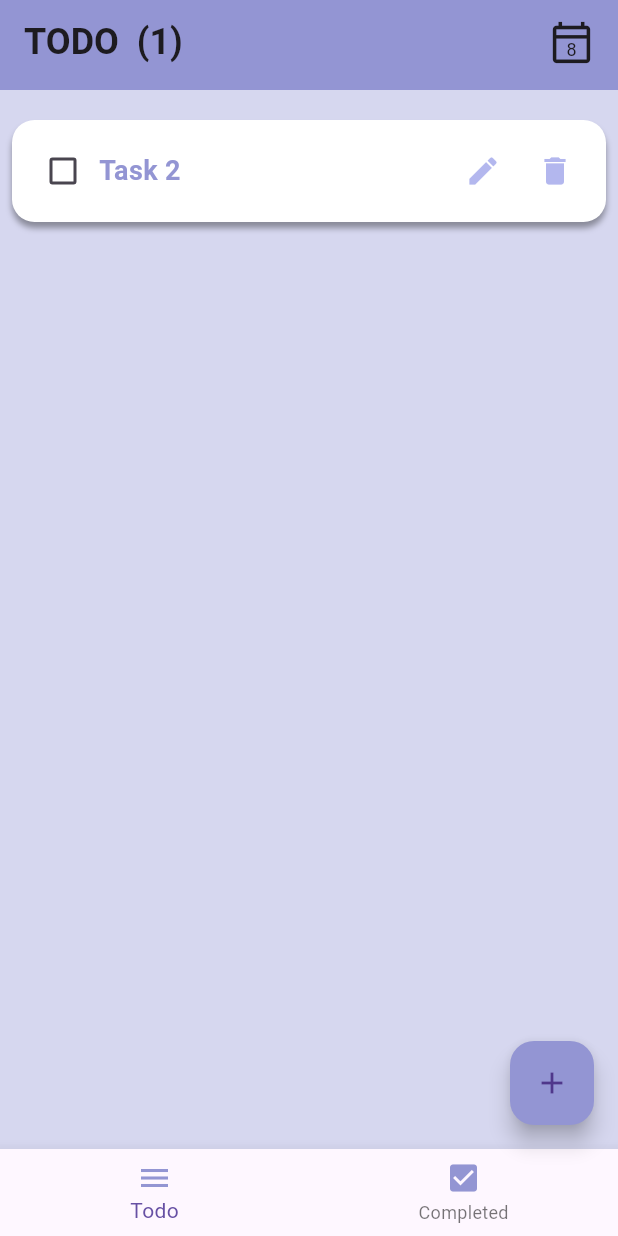
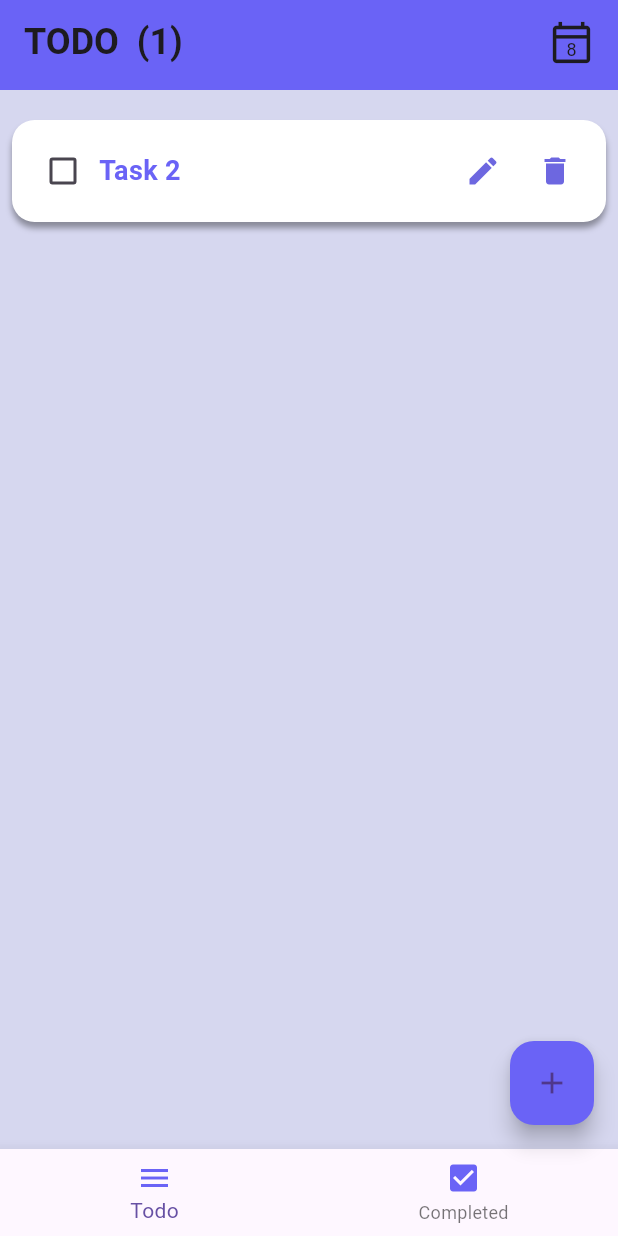
Before and after one commit to ssuvam-dev/flutter-todo, a Flutter app: the MyBottomNavBar screen opened directly, on a phone screen of 412 x 824 dp. Run offline on Flutter 3.47's test engine with Material 3 defaults, Android fonts, the phone set to English and light mode, and no system bars; our stand-ins replace smooth_page_indicator.

Commit message:
Modified themecolor

```diff
--- a/lib/utils/colors.dart
+++ b/lib/utils/colors.dart
@@ -1,4 +1,4 @@
 import 'package:flutter/material.dart';
-const Color themeColor = Color.fromRGBO(147, 149, 211, 1);
+const Color themeColor = Color.fromRGBO(106, 99, 246, 1);
 const Color bgColor = Color.fromRGBO(214, 215, 239, 1);
-const iconColor=Color.fromRGBO(179, 183, 238, 1);
+const iconColor=Color.fromRGBO(109, 103, 224, 1);
```
